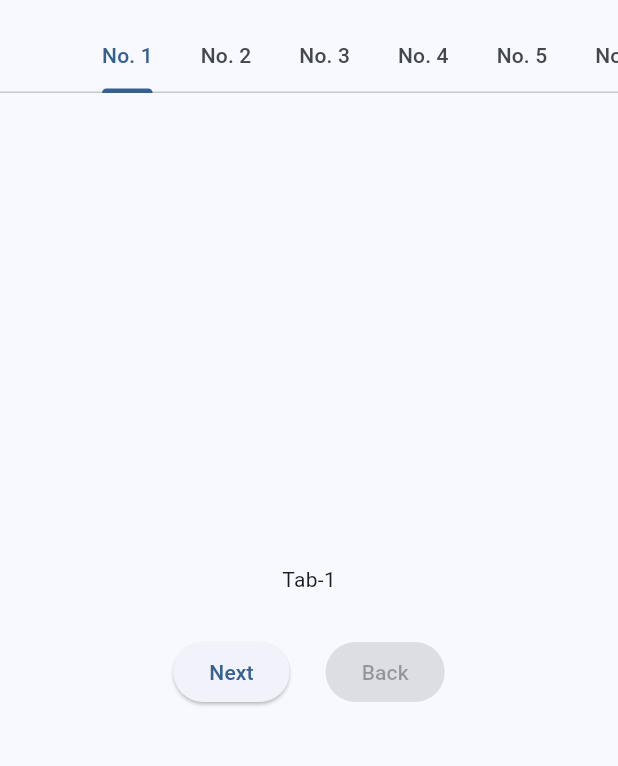
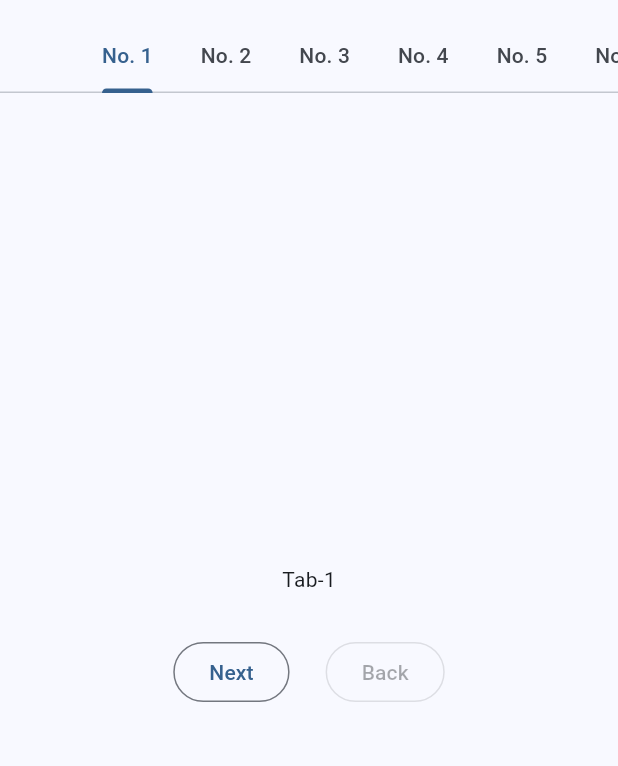
Before and after one commit to studiome/scroll_problem, a Flutter app: the screen it shows after launch, on a phone screen of 412 x 824 dp, the part 63-829 px from its top. Run offline on Flutter 3.47's test engine with Material 2 defaults, Android fonts, the light colour scheme and no system bars.

```diff
--- a/lib/main.dart
+++ b/lib/main.dart
@@ -89,7 +89,7 @@ class _MyHomePageState extends State<MyHomePage> {
             children: [
               Padding(
                 padding: const EdgeInsets.all(12.0),
-                child: ElevatedButton(
+                child: OutlinedButton(
                   onPressed: (i == maxTabNumber - 1)
                       ? null
                       : () {
@@ -104,7 +104,7 @@ class _MyHomePageState extends State<MyHomePage> {
               ),
               Padding(
                 padding: const EdgeInsets.all(12.0),
-                child: ElevatedButton(
+                child: OutlinedButton(
                     onPressed: i == 0
                         ? null
                         : () {
```
